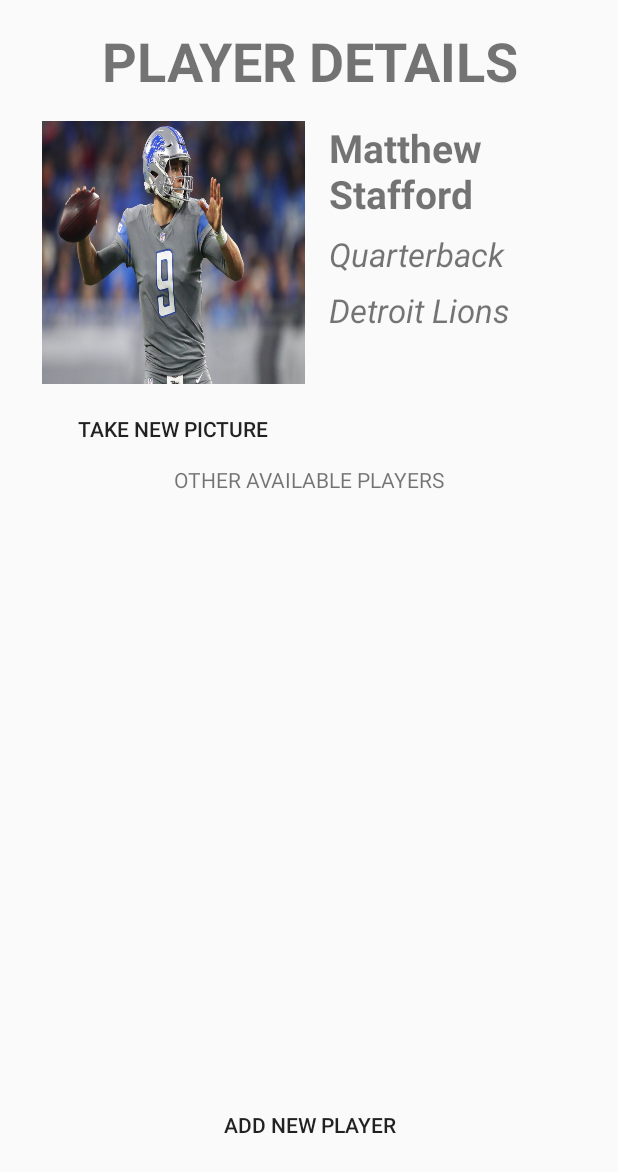
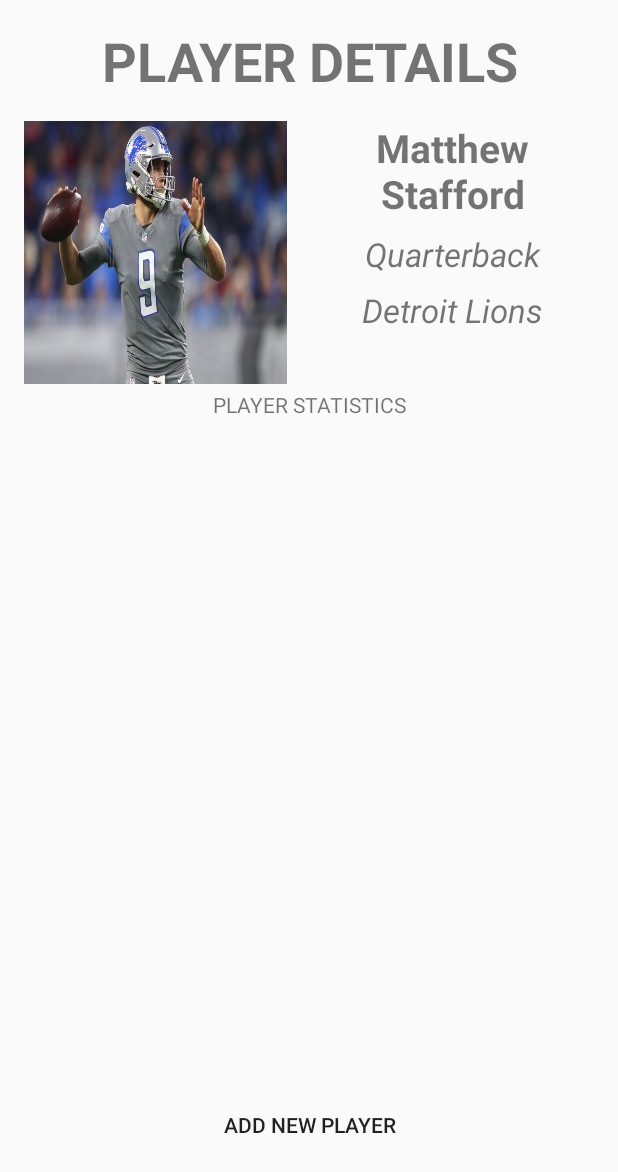
Before and after one commit to TheBaileyBrew/FavoriteAthleteStatTracker, an Android app: the layout player_homepage.xml on its own in the app's theme, with its tools: preview values and no code run, on a phone screen of 412 x 824 dp. Shown: the top 1172 px of the screen. Run offline under Robolectric (Android 15) with nearby library versions, the phone set to English and light mode, and no system bars.

Commit message:
Added First Fragment Java

```diff
--- /dev/null
+++ b/app/src/main/java/com/thebaileybrew/favoriteathletestattracker/PlayerHomepageFragment.java
@@ -0,0 +1,25 @@
+package com.thebaileybrew.favoriteathletestattracker;
+
+
+import android.os.Bundle;
+import android.support.v4.app.Fragment;
+import android.view.LayoutInflater;
+import android.view.View;
+import android.view.ViewGroup;
+
+public class PlayerHomepageFragment extends Fragment {
+    public static PlayerHomepageFragment newInstance() {
+        PlayerHomepageFragment fragment = new PlayerHomepageFragment();
+        return fragment;
+    }
+
+    @Override
+    public void onCreate(Bundle savedInstanceState) {
+        super.onCreate(savedInstanceState);
+    }
+
+    @Override
+    public View onCreateView(LayoutInflater inflater, ViewGroup container, Bundle savedInstanceState) {
+        return inflater.inflate(R.layout.player_homepage, container, false);
+    }
+}
--- a/app/src/main/res/layout/player_homepage.xml
+++ b/app/src/main/res/layout/player_homepage.xml
@@ -9,8 +9,7 @@
         android:id="@+id/player_home_header_text"
         android:layout_width="match_parent"
         android:layout_height="wrap_content"
-        android:layout_marginTop="16dp"
-        android:layout_marginBottom="16dp"
+        android:layout_margin="@dimen/activity_horizontal_margin"
         android:gravity="center"
         android:textSize="36dp"
         android:textStyle="bold"
@@ -20,7 +19,7 @@
         android:id="@+id/player_headshot_imageswitcher"
         android:layout_width="175dp"
         android:layout_height="175dp"
-        android:layout_marginLeft="28dp"
+        android:layout_marginLeft="@dimen/activity_horizontal_margin"
         android:layout_below="@id/player_home_header_text">
         <ImageView
             android:id="@+id/player_headshot_image"
@@ -30,27 +29,17 @@
             android:scaleType="centerInside"/>
     </ImageSwitcher>
 
-    <Button
-        android:id="@+id/request_new_image"
-        style="@style/Base.Widget.AppCompat.Button.Borderless"
-        android:layout_width="wrap_content"
-        android:layout_height="wrap_content"
-        android:layout_marginTop="6dp"
-        android:layout_below="@id/player_headshot_imageswitcher"
-        android:layout_alignLeft="@id/player_headshot_imageswitcher"
-        android:layout_alignRight="@id/player_headshot_imageswitcher"
-        android:text="Take New Picture"/>
-
     <TextView
         android:id="@+id/player_name_textview"
         android:layout_width="wrap_content"
         android:layout_height="wrap_content"
+        android:layout_alignParentRight="true"
         android:layout_toRightOf="@id/player_headshot_imageswitcher"
         android:layout_below="@id/player_home_header_text"
-        android:layout_marginLeft="16dp"
-        android:layout_marginRight="16dp"
-        android:layout_marginBottom="8dp"
-        android:layout_alignParentRight="true"
+        android:layout_marginLeft="@dimen/activity_horizontal_margin"
+        android:layout_marginRight="@dimen/activity_horizontal_margin"
+        android:layout_marginBottom="@dimen/activity_vertical_half_margin"
+        android:gravity="center"
         android:textSize="26dp"
         android:textStyle="bold"
         android:text="Matthew Stafford"/>
@@ -59,12 +48,13 @@
         android:id="@+id/player_position_textview"
         android:layout_width="wrap_content"
         android:layout_height="wrap_content"
+        android:layout_alignParentRight="true"
         android:layout_toRightOf="@id/player_headshot_imageswitcher"
         android:layout_below="@id/player_name_textview"
-        android:layout_marginLeft="16dp"
-        android:layout_marginRight="16dp"
-        android:layout_marginBottom="8dp"
-        android:layout_alignParentRight="true"
+        android:layout_marginLeft="@dimen/activity_horizontal_margin"
+        android:layout_marginRight="@dimen/activity_horizontal_margin"
+        android:layout_marginBottom="@dimen/activity_vertical_half_margin"
+        android:gravity="center"
         android:textSize="22dp"
         android:textStyle="italic"
         android:text="Quarterback"/>
@@ -73,12 +63,13 @@
         android:id="@+id/player_team_textview"
         android:layout_width="wrap_content"
         android:layout_height="wrap_content"
+        android:layout_alignParentRight="true"
         android:layout_toRightOf="@id/player_headshot_imageswitcher"
         android:layout_below="@id/player_position_textview"
-        android:layout_marginLeft="16dp"
-        android:layout_marginRight="16dp"
-        android:layout_marginBottom="8dp"
-        android:layout_alignParentRight="true"
+        android:layout_marginLeft="@dimen/activity_horizontal_margin"
+        android:layout_marginRight="@dimen/activity_horizontal_margin"
+        android:layout_marginBottom="@dimen/activity_vertical_half_margin"
+        android:gravity="center"
         android:textSize="22dp"
         android:textStyle="italic"
         android:text="Detroit Lions"/>
@@ -87,12 +78,15 @@
         android:id="@+id/other_players"
         android:layout_width="match_parent"
         android:layout_height="wrap_content"
-        android:layout_below="@id/request_new_image"
+        android:layout_marginTop="4dp"
+        android:layout_marginLeft="@dimen/activity_horizontal_margin"
+        android:layout_marginRight="@dimen/activity_horizontal_margin"
+        android:layout_below="@id/player_headshot_imageswitcher"
         android:gravity="center"
-        android:text="OTHER AVAILABLE PLAYERS"/>
+        android:text="PLAYER STATISTICS"/>
 
     <ListView
-        android:id="@+id/available_players_listview"
+        android:id="@+id/current_player_listview"
         android:layout_width="match_parent"
         android:layout_height="wrap_content"
         android:layout_marginTop="8dp"
--- a/app/src/main/res/menu/navigation.xml
+++ b/app/src/main/res/menu/navigation.xml
@@ -14,6 +14,6 @@
     <item
         android:id="@+id/navigation_stats"
         android:icon="@drawable/ic_notifications_black_24dp"
-        android:title="@string/title_stats" />
+        android:title="@string/title_add" />
 
 </menu>
--- a/app/src/main/res/values/dimens.xml
+++ b/app/src/main/res/values/dimens.xml
@@ -2,4 +2,5 @@
     <!-- Default screen margins, per the Android Design guidelines. -->
     <dimen name="activity_horizontal_margin">16dp</dimen>
     <dimen name="activity_vertical_margin">16dp</dimen>
+    <dimen name="activity_vertical_half_margin">8dp</dimen>
 </resources>
--- a/app/src/main/res/values/strings.xml
+++ b/app/src/main/res/values/strings.xml
@@ -2,5 +2,5 @@
     <string name="app_name">FavoriteAthleteStatTracker</string>
     <string name="title_home">Player Home</string>
     <string name="title_dashboard">Dashboard</string>
-    <string name="title_stats">Statistics</string>
+    <string name="title_add">Add/Update Player</string>
 </resources>
--- a/app/src/main/res/values/styles.xml
+++ b/app/src/main/res/values/styles.xml
@@ -1,7 +1,7 @@
 <resources>
 
     <!-- Base application theme. -->
-    <style name="AppTheme" parent="Theme.AppCompat.Light.DarkActionBar">
+    <style name="AppTheme" parent="Theme.AppCompat.Light.NoActionBar">
         <!-- Customize your theme here. -->
         <item name="colorPrimary">@color/colorPrimary</item>
         <item name="colorPrimaryDark">@color/colorPrimaryDark</item>
```
